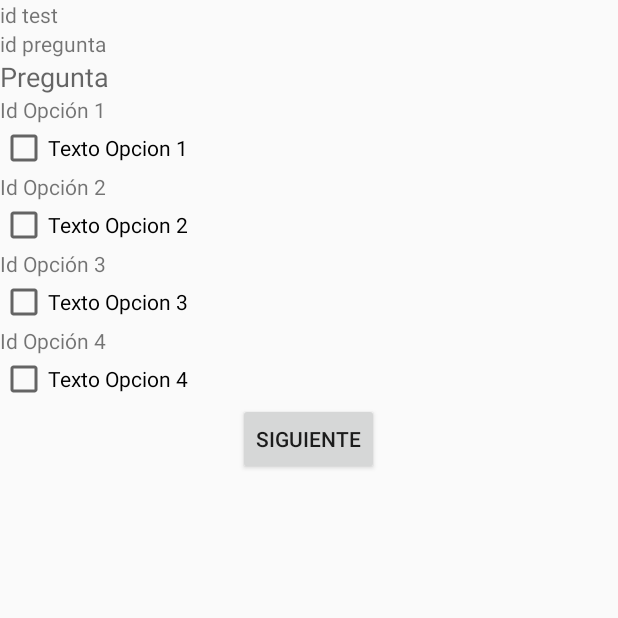
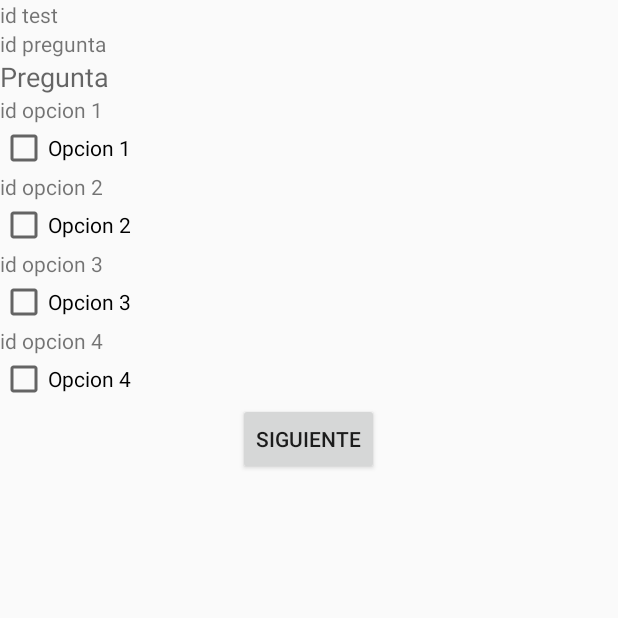
Before and after one commit to lalocl/quepues, an Android app: the TesterActivity screen opened directly, with no data from a screen before it, after a tap on "SIGUIENTE", on a phone screen of 412 x 824 dp, the top half of it. Run offline under Robolectric (Android 15) with nearby library versions, the phone set to English and light mode, and no system bars; 5 statements that could not run were skipped.

Commit message:
Chekeado opciones,falta sumar valores por categoria

```diff
--- a/app/src/main/AndroidManifest.xml
+++ b/app/src/main/AndroidManifest.xml
@@ -8,7 +8,7 @@
         android:supportsRtl="true"
         android:theme="@style/AppTheme">
 
-
+        <!--
       <activity
           android:name=".activity.MainActivityPruebas"
           android:label="@string/app_name" >
@@ -18,8 +18,8 @@
               <category android:name="android.intent.category.LAUNCHER" />
           </intent-filter>
       </activity>
+         -->
 
-        <!--
      <activity
          android:name=".activity.MainActivity"
          android:label="@string/app_name" >
@@ -29,7 +29,7 @@
              <category android:name="android.intent.category.LAUNCHER" />
          </intent-filter>
      </activity>
-        -->
+
 
         <activity
             android:name=".activity.TesterActivity"
--- a/app/src/main/java/com/wordpress/appsandroidsite/quepues/BBDD/DBHelper.java
+++ b/app/src/main/java/com/wordpress/appsandroidsite/quepues/BBDD/DBHelper.java
@@ -33,7 +33,7 @@ public class DBHelper extends SQLiteOpenHelper {
 
     //Cada vez que modifiquemos la base de datos hay que incrementar en uno el valor de esta variable
 
-    private static final int DATABASE_VERSION = 7;
+    private static final int DATABASE_VERSION = 8;
     //Nombre de la base de datos
     private static final String DATABASE_NAME="test.db";
 
--- a/app/src/main/java/com/wordpress/appsandroidsite/quepues/activity/TesterActivity.java
+++ b/app/src/main/java/com/wordpress/appsandroidsite/quepues/activity/TesterActivity.java
@@ -9,8 +9,11 @@ import android.widget.CheckBox;
 import android.widget.TextView;
 import android.widget.Toast;
 
+import com.wordpress.appsandroidsite.quepues.DAO.OpcionDAO;
 import com.wordpress.appsandroidsite.quepues.DAO.PreguntaDAO;
 import com.wordpress.appsandroidsite.quepues.R;
+import com.wordpress.appsandroidsite.quepues.modelo.Categoria;
+import com.wordpress.appsandroidsite.quepues.modelo.Opcion;
 import com.wordpress.appsandroidsite.quepues.modelo.Pregunta;
 
 import java.util.ArrayList;
@@ -25,25 +28,49 @@ public class TesterActivity extends Activity implements View.OnClickListener {
     int id_test;
     int preguntaAMostrar;
     ArrayList<Pregunta> listByTestId;
+    ArrayList<Opcion> listaOpciones;
+
 
     TextView idTest;
     TextView idpregunta;
     TextView textPregunta;
     Button button;
 
-    TextView idOpcion1;
-    TextView idOpcion2;
-    TextView idOpcion3;
-    TextView idOpcion4;
-
-    CheckBox checkBox1;
-    CheckBox checkBox2;
-    CheckBox checkBox3;
-    CheckBox checkBox4;
+    TextView idOpcion;
+    CheckBox checkBox;
+    Integer[]ids={R.id.id_opcion1,R.id.id_opcion2,R.id.id_opcion3,R.id.id_opcion4};
+    Integer[]checkBoxs={R.id.checkBox1,R.id.checkBox2,R.id.checkBox3,R.id.checkBox4};
+    int c1=0,c2=0,c3=0,c4=0,c5=0,c6=0,c7=0,c8=0;
+    Integer[] valorCategorias={c1,c2,c3,c4,c5,c6,c7,c8};
+    Categoria categoriaFinal;
+  //
 
 
     @Override
     public void onClick(View v) {
+
+
+
+
+        int aux;
+        for(int i=0;i<checkBoxs.length;i++){
+            checkBox=(CheckBox)findViewById(checkBoxs[i]);
+            int c;
+           if( checkBox.isChecked() ){
+            /*   c=listaOpciones.get(i).categoria_ID -1;
+               aux= valorCategorias[c]+1;
+              */
+               Toast toast=Toast.makeText(this,"pulsado opcion " + (i+1), Toast.LENGTH_SHORT);
+               toast.show();
+               checkBox.setChecked(false);
+           }
+        }
+
+
+
+
+
+
         preguntaAMostrar=preguntaAMostrar+1;
 
         if(listByTestId.size()>preguntaAMostrar){
@@ -60,6 +87,7 @@ public class TesterActivity extends Activity implements View.OnClickListener {
     protected void onCreate(Bundle savedInstanceState) {
         super.onCreate(savedInstanceState);
         setContentView(R.layout.pruebas);
+
 
         button=(Button)findViewById(R.id.button);
         button.setOnClickListener(this);
@@ -89,32 +117,17 @@ public class TesterActivity extends Activity implements View.OnClickListener {
         idTest=(TextView)findViewById(R.id.id_test);
         idTest.setText(String.valueOf(listByTestId.get(numeroPregunta).test_ID));
 
-        /*
-        Falta calcular con DAO las opciones
-         */
-        idOpcion1=(TextView)findViewById(R.id.id_opcion1);
-        idOpcion1.setText("Id Opción 1");
+        OpcionDAO opcionDAO = new OpcionDAO(TesterActivity.this);
+        listaOpciones =opcionDAO.getListByPreguntaId(listByTestId.get(numeroPregunta).pregunta_ID);
 
-        idOpcion2=(TextView)findViewById(R.id.id_opcion2);
-        idOpcion2.setText("Id Opción 2");
 
-        idOpcion3=(TextView)findViewById(R.id.id_opcion3);
-        idOpcion3.setText("Id Opción 3");
+        for(int i=0;i<listaOpciones.size();i++){
+            idOpcion=(TextView)findViewById(ids[i]);
+            idOpcion.setText(String.valueOf(listaOpciones.get(i).opcion_ID));
+            checkBox=(CheckBox)findViewById(checkBoxs[i]);
+            checkBox.setText(listaOpciones.get(i).texto);
+        }
 
-        idOpcion4=(TextView)findViewById(R.id.id_opcion4);
-        idOpcion4.setText("Id Opción 4");
-
-        checkBox1=(CheckBox)findViewById(R.id.checkBox1);
-        checkBox1.setText("Texto Opcion 1");
-
-        checkBox2=(CheckBox)findViewById(R.id.checkBox2);
-        checkBox2.setText("Texto Opcion 2");
-
-        checkBox3=(CheckBox)findViewById(R.id.checkBox3);
-        checkBox3.setText("Texto Opcion 3");
-
-        checkBox4=(CheckBox)findViewById(R.id.checkBox4);
-        checkBox4.setText("Texto Opcion 4");
 
     }
 
```
Also changed, not shown: app/src/main/java/com/wordpress/appsandroidsite/quepues/activity/MainActivity.java (+84 -19 lines), app/src/main/java/com/wordpress/appsandroidsite/quepues/activity/MainActivityPruebas.java (+4 -4 lines), app/src/main/res/layout/main.xml (+10 -5 lines). Lines whose indentation alone changed are shown as unchanged.
